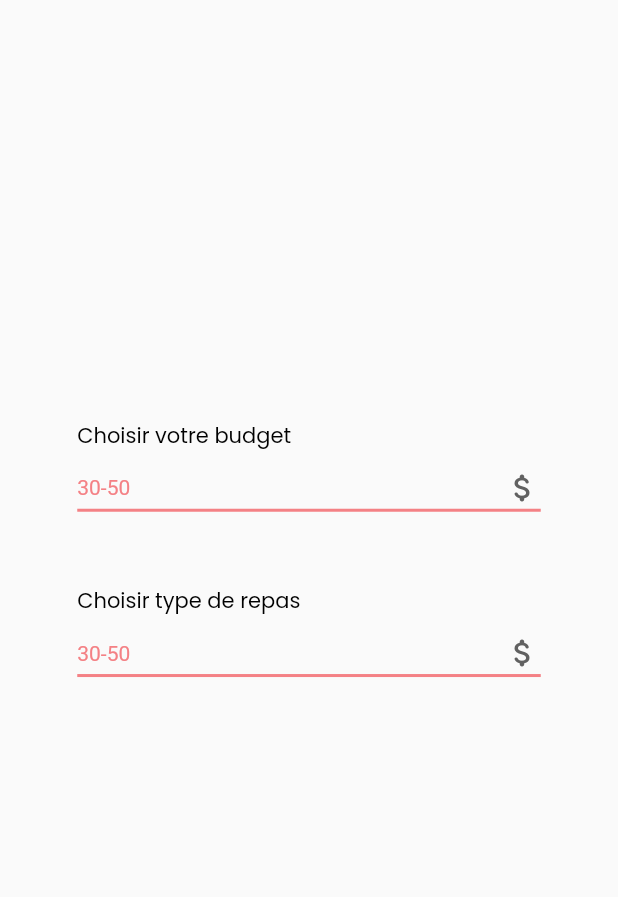
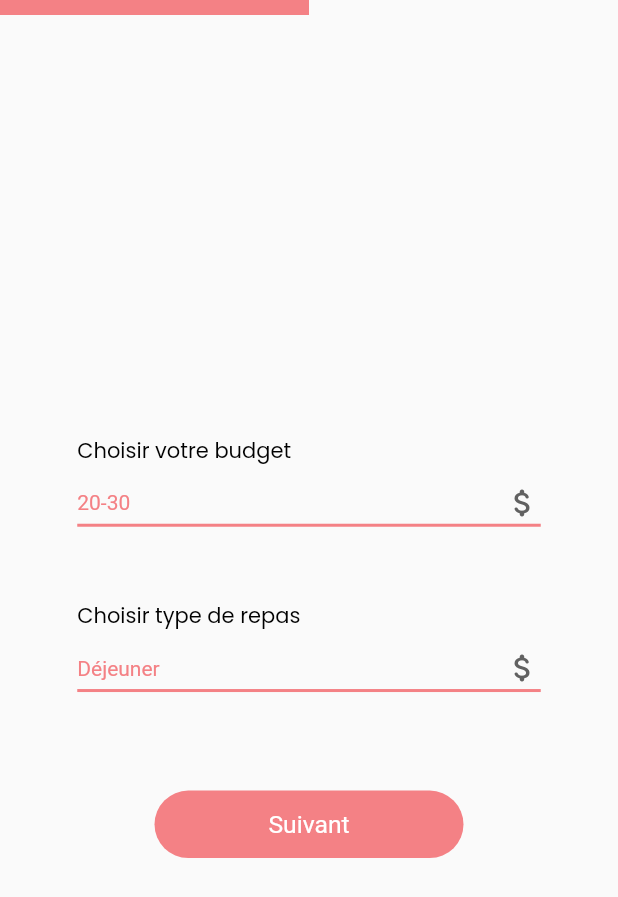
Before and after one commit to ayoubelbadaoui/lala_awinty, a Flutter app: the screen it shows once a user with an empty profile is signed in, after a tap on the "add" icon, on a phone screen of 412 x 824 dp. Shown: the top 897 px of the screen. Run offline on Flutter 3.47's test engine with Material 2 defaults, Android fonts, the phone set to English and light mode, and no system bars; our stand-ins replace cloud_firestore, firebase_auth, firebase_core, firebase_storage, get, google_fonts and 2 more; accounts and stored records are empty.

Commit message:
we good so far

```diff
--- a/lib/constants/colors.dart
+++ b/lib/constants/colors.dart
@@ -1,3 +1,4 @@
 import 'package:flutter/cupertino.dart';
 
-Color primaryColor = Color(0xffF48185);
+Color primaryColor =const Color(0xffF48185);
+Color bgPrimary =const Color(0xffFCFEFC);
--- a/lib/constants/controllers.dart
+++ b/lib/constants/controllers.dart
@@ -1,5 +1,13 @@
 import 'package:lala_awinty/controllers/auth_controller.dart';
+import 'package:lala_awinty/controllers/meal_controller.dart';
 import 'package:lala_awinty/controllers/recommandation_controller.dart';
+import 'package:lala_awinty/controllers/recommandation_flow_controller.dart';
 
 AuthController authController = AuthController.instance;
-RecommandationsController recommandationsController = RecommandationsController.instance;
+RecommandationsController recommandationsController =
+    RecommandationsController.instance;
+RecommandationFlowController recommandationFlowController =
+    RecommandationFlowController.instance;
+
+MealController mealController =
+    MealController.instance;
--- /dev/null
+++ b/lib/constants/enums.dart
@@ -0,0 +1,4 @@
+enum mealType {
+  dinner,
+  lunch
+}
--- a/lib/controllers/auth_controller.dart
+++ b/lib/controllers/auth_controller.dart
@@ -1,3 +1,4 @@
+import 'package:cloud_firestore/cloud_firestore.dart';
 import 'package:firebase_auth/firebase_auth.dart';
 import 'package:flutter/material.dart';
 import 'package:get/get.dart';
@@ -81,12 +82,11 @@ class AuthController extends GetxController {
 
   _addUserToFirestore(userID) async {
     await userModel.value.usersRef
-        .doc()
+        .doc(auth.currentUser!.uid)
         .set(UserModel(name: name.text.trim(), email: email.text.trim()));
   }
 
   _initializeUserModel(String userId) async {
-    print('caleed $userId');
     userModel.value = await userModel.value.usersRef
         .doc(userId)
         .get()
@@ -98,4 +98,8 @@ class AuthController extends GetxController {
     email.clear();
     password.clear();
   }
+
+  Future<bool> checkIfUserIsAdmin() async{
+    return await UserModel().usersRef.doc(auth.currentUser!.uid).get().then((snapshot) => snapshot.data()!.admin!);
+  }
 }
--- a/lib/main.dart
+++ b/lib/main.dart
@@ -6,6 +6,8 @@ import 'package:lala_awinty/controllers/auth_controller.dart';
 import 'package:lala_awinty/controllers/recommandation_controller.dart';
 import 'constants/firebase.dart';
 import 'constants/theme.dart';
+import 'controllers/meal_controller.dart';
+import 'controllers/recommandation_flow_controller.dart';
 import 'core/firebase_init.dart';
 import 'screens/introduction_screen.dart';
 import 'widgets/loading_widget.dart';
@@ -16,6 +18,8 @@ void main() async {
     Get.put(AuthController());
   });
   Get.put(RecommandationsController());
+  Get.put(RecommandationFlowController());
+  Get.put(MealController());
   runApp(MyApp());
 }
 
--- a/lib/screens/home_screen/home_screen.dart
+++ b/lib/screens/home_screen/home_screen.dart
@@ -1,7 +1,10 @@
 import 'package:flutter/material.dart';
+import 'package:lala_awinty/admin_app/main_admin_app.dart';
 import 'package:lala_awinty/constants/colors.dart';
 import 'package:lala_awinty/constants/controllers.dart';
+import 'package:lala_awinty/models/user.dart';
 import 'package:lala_awinty/screens/recommandations_screen/recommendations_screen.dart';
+import 'package:lala_awinty/widgets/loading_widget.dart';
 
 class HomeScreen extends StatefulWidget {
   const HomeScreen({Key? key}) : super(key: key);
@@ -34,6 +37,28 @@ class _HomeScreenState extends State<HomeScreen> {
 
   @override
   Widget build(BuildContext context) {
+    return FutureBuilder<bool?>(
+      future: authController.checkIfUserIsAdmin(),
+      builder: (context, AsyncSnapshot<bool?> snapshot) {
+        if (snapshot.hasError) {
+          print('data fnd ${snapshot.data.toString()}');
+          return  Scaffold(
+            body: Center(
+              child: Text("Something went wrong ${snapshot.error.toString()}"),
+            ),
+          );
+        }
+        if (snapshot.hasData && !snapshot.data!  == null) {
+          return const Scaffold(
+            body: Center(
+              child: Text("User doesn't exist"),
+            ),
+          );
+        }
+        if(snapshot.hasData && snapshot.data==true){
+          return const AdminApp();
+        }
+        else if(snapshot.hasData && snapshot.data==false){
           return Scaffold(
             body: Center(
               child: _widgetOptions.elementAt(_selectedIndex),
@@ -59,4 +84,10 @@ class _HomeScreenState extends State<HomeScreen> {
             ),
           );
         }
+        return Scaffold(
+          body: Center(child: LoadingWidget()),
+        );
       }
+    );
+  }
+}
--- /dev/null
+++ b/lib/screens/recommandation_flow_screen/budget_type_meal_screen.dart
@@ -0,0 +1,57 @@
+import 'package:flutter/material.dart';
+import 'package:get/get.dart';
+import 'package:lala_awinty/constants/controllers.dart';
+import 'package:lala_awinty/widgets/app_selector_options.dart';
+import 'package:lala_awinty/widgets/custom_text.dart';
+import 'package:lala_awinty/widgets/primary_button.dart';
+
+class MealBudgetPage extends StatelessWidget {
+  const MealBudgetPage({Key? key}) : super(key: key);
+
+  @override
+  Widget build(BuildContext context) {
+    return Scaffold(
+      body: SizedBox(
+        width: Get.width,
+        child: FractionallySizedBox(
+          widthFactor: .75,
+          child: SingleChildScrollView(
+            child: Column(
+              mainAxisAlignment: MainAxisAlignment.center,
+              crossAxisAlignment: CrossAxisAlignment.start,
+              children: [
+                SizedBox(
+                  height: Get.height * .34,
+                ),
+                const Customext(
+                  text: 'Choisir votre budget',
+                ),
+                AppSelectorOption(
+                  items: <String>['20-30', '30-50', '50-70', '50-100'],
+                ),
+                SizedBox(
+                  height: Get.height * .05,
+                ),
+                const Customext(
+                  text: 'Choisir type de repas',
+                ),
+                AppSelectorOption(
+                  items: <String>['Déjeuner', 'Dîner'],
+                ),
+                SizedBox(
+                  height: Get.height * .07,
+                ),
+                Center(
+                    child: AppPrimaryButton(
+                        onPressed: () {
+                          recommandationFlowController.goToNextPage();
+                        },
+                        text: 'Suivant'))
+              ],
+            ),
+          ),
+        ),
+      ),
+    );
+  }
+}
--- a/lib/screens/recommandation_flow_screen/recommandation_flow_screen.dart
+++ b/lib/screens/recommandation_flow_screen/recommandation_flow_screen.dart
@@ -1,40 +1,46 @@
 import 'package:flutter/material.dart';
 import 'package:get/get.dart';
+import 'package:lala_awinty/constants/colors.dart';
+import 'package:lala_awinty/constants/controllers.dart';
+import 'package:lala_awinty/screens/recommandation_flow_screen/budget_type_meal_screen.dart';
+import 'package:lala_awinty/screens/recommandation_flow_screen/eaten_select_page.dart';
 import 'package:lala_awinty/widgets/app_input.dart';
 import 'package:lala_awinty/widgets/app_selector_options.dart';
 import 'package:lala_awinty/widgets/custom_text.dart';
+import 'package:lala_awinty/widgets/primary_button.dart';
 
 class RecommandationFollowScreen extends StatelessWidget {
   const RecommandationFollowScreen({Key? key}) : super(key: key);
 
+  Future<bool> _onWillPop() async {
+    if (!recommandationFlowController.goToBackPage()) {
+      return true;
+    }
+    return false;
+  }
+
   @override
   Widget build(BuildContext context) {
-    return Scaffold(
-      body: SizedBox(
-        width: Get.width,
-        child: FractionallySizedBox(
-          widthFactor: .75,
-          child: SingleChildScrollView(
-            child: Column(
-              mainAxisAlignment: MainAxisAlignment.center,
-              crossAxisAlignment: CrossAxisAlignment.start,
-              children: [
-                SizedBox(
-                  height: Get.height * .34,
+    return WillPopScope(
+      onWillPop: _onWillPop,
+      child: Scaffold(
+        body: Obx(
+          () => Column(
+            crossAxisAlignment: CrossAxisAlignment.start,
+            children: [
+              AnimatedContainer(
+                width: recommandationFlowController.progress.value,
+                duration: Duration(milliseconds: 500),
+                height: 10,
+                color: primaryColor,
+              ),
+              Expanded(
+                child: PageView(
+                  controller: recommandationFlowController.pageController.value,
+                  children: <Widget>[MealBudgetPage(), SelectEatenMealPage()],
                 ),
-                Customext(
-                  text: 'Choisir votre budget',
-                ),
-                AppSelectorOption(),
-                SizedBox(
-                  height: Get.height * .05,
-                ),
-                Customext(
-                  text: 'Choisir type de repas',
-                ),
-                AppSelectorOption(),
-              ],
-            ),
+              ),
+            ],
           ),
         ),
       ),
--- a/lib/widgets/app_selector_options.dart
+++ b/lib/widgets/app_selector_options.dart
@@ -2,14 +2,22 @@ import 'package:flutter/material.dart';
 import 'package:lala_awinty/constants/colors.dart';
 
 class AppSelectorOption extends StatefulWidget {
-  const AppSelectorOption({Key? key}) : super(key: key);
+  final List<String> items;
+
+  AppSelectorOption({required this.items});
 
   @override
   State<AppSelectorOption> createState() => _AppSelectorOptionState();
 }
 
 class _AppSelectorOptionState extends State<AppSelectorOption> {
-  String dropdownValue = '30-50';
+  String? dropdownValue;
+  @override
+  void initState() {
+    // TODO: implement initState
+    dropdownValue = widget.items.first;
+    super.initState();
+  }
 
   @override
   Widget build(BuildContext context) {
@@ -28,8 +36,7 @@ class _AppSelectorOptionState extends State<AppSelectorOption> {
           dropdownValue = newValue!;
         });
       },
-      items: <String>['30-50', '50-70']
-          .map<DropdownMenuItem<String>>((String value) {
+      items: widget.items.map<DropdownMenuItem<String>>((String value) {
         return DropdownMenuItem<String>(
           value: value,
           child: Text(value),
--- a/pubspec.yaml
+++ b/pubspec.yaml
@@ -41,6 +41,8 @@ dependencies:
   introduction_screen: ^2.1.0
   google_fonts: ^2.1.0
   flutter_native_splash: ^1.3.2
+  image_picker: ^0.8.4+4
+  firebase_storage: ^10.2.3
 
 dev_dependencies:
   flutter_test:
```
Also changed, not shown: lib/admin_app/main_admin_app.dart (added, +159 -0 lines), lib/controllers/meal_controller.dart (added, +102 -0 lines), lib/controllers/recommandation_controller.dart (+10 -7 lines), lib/controllers/recommandation_flow_controller.dart (added, +31 -0 lines), lib/models/meal.dart (added, +47 -0 lines), lib/models/recommandation.dart (+9 -1 lines), lib/models/user.dart (+6 -5 lines), lib/screens/recommandation_flow_screen/eaten_select_page.dart (added, +102 -0 lines), lib/widgets/app_input.dart (+9 -2 lines), lib/widgets/secondary_button.dart (added, +40 -0 lines), pubspec.lock, 1 other file. Lines whose indentation alone changed are shown as unchanged.
